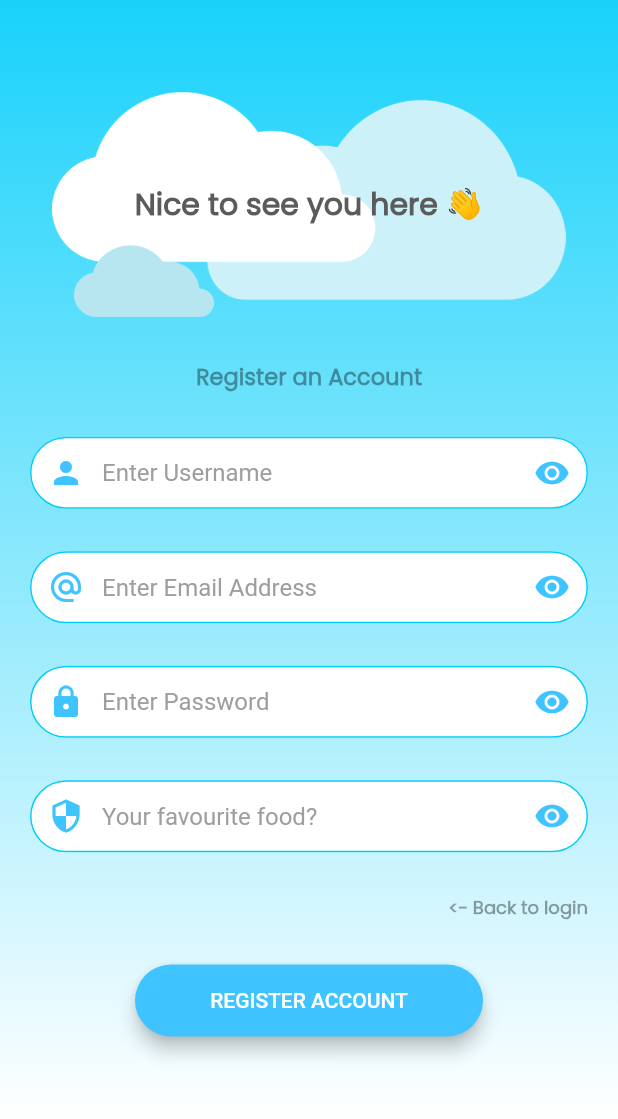
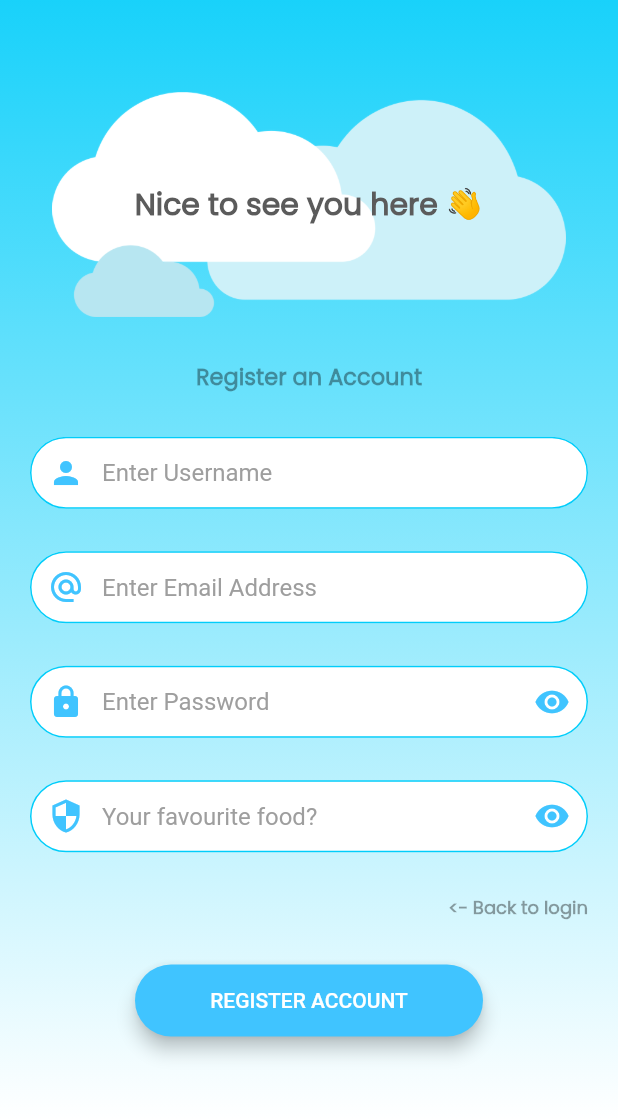
Before and after one commit to Ammar-Raneez/ONCO, a Flutter app: the RegistrationScreen screen opened by its route, after a tap on "REGISTER ACCOUNT", on a phone screen of 412 x 824 dp, the part 115-1234 px from its top. Run offline on Flutter 3.47's test engine with Material 2 defaults, Android fonts, the phone set to English and light mode, and no system bars.

Commit message:
completed the registration screen UI with new updation

```diff
--- a/ui/lib/screens/forgetPassword_screen.dart
+++ b/ui/lib/screens/forgetPassword_screen.dart
@@ -15,6 +15,7 @@ class _ForgetPasswordState extends State<ForgetPassword> {
   String favouriteFood;
   String newPassword;
   String confirmPassword;
+  String email;
 
   bool visibleFavouriteFood = false;
   bool visibleNewPassword = false;
@@ -92,7 +93,7 @@ class _ForgetPasswordState extends State<ForgetPassword> {
                 controller: _emailAddressTextFieldController,
                 keyboardType: TextInputType.emailAddress,
                 onChanged: (value) {
-                  // email = value;
+                  email = value;
                 },
                 decoration: kTextFieldDecoration.copyWith(
                   hintText: "Enter your email",
--- a/ui/lib/screens/registration_screen.dart
+++ b/ui/lib/screens/registration_screen.dart
@@ -11,6 +11,19 @@ class RegistrationScreen extends StatefulWidget {
 }
 
 class _RegistrationScreenState extends State<RegistrationScreen> {
+  String username;
+  String email;
+  String password;
+  String favoriteFood;
+
+  bool visibleFavouriteFood = false;
+  bool visiblePassword = false;
+
+  var _usernameController = TextEditingController();
+  var _passwordTextFieldController = TextEditingController();
+  var _emailAddressController = TextEditingController();
+  var _favouriteFoodSecurityController = TextEditingController();
+
   @override
   Widget build(BuildContext context) {
     double keyboardOpenVisibility = MediaQuery.of(context).viewInsets.bottom;
@@ -74,8 +87,9 @@ class _RegistrationScreenState extends State<RegistrationScreen> {
                   ),
                 ),
               TextField(
+                controller: _usernameController,
                 onChanged: (value) {
-                  // track the user current password
+                  username = value;
                 },
                 decoration: kTextFieldDecoration.copyWith(
                   hintText: "Enter Username",
@@ -83,10 +97,38 @@ class _RegistrationScreenState extends State<RegistrationScreen> {
                     Icons.person,
                     color: Colors.lightBlueAccent,
                   ),
+                ),
+              ),
+              TextField(
+                controller: _emailAddressController,
+                keyboardType: TextInputType.emailAddress,
+                onChanged: (value) {
+                  email = value;
+                },
+                decoration: kTextFieldDecoration.copyWith(
+                  hintText: "Enter Email Address",
+                  prefixIcon: Icon(
+                    Icons.alternate_email,
+                    color: Colors.lightBlueAccent,
+                  ),
+                ),
+              ),
+              TextField(
+                controller: _passwordTextFieldController,
+                obscureText: !visiblePassword,
+                onChanged: (value) {
+                  password = value;
+                },
+                decoration: kTextFieldDecoration.copyWith(
+                  hintText: "Enter Password",
+                  prefixIcon: Icon(
+                    Icons.lock,
+                    color: Colors.lightBlueAccent,
+                  ),
                   suffixIcon: GestureDetector(
                     onTap: () {
                       setState(() {
-                        // visibleFavouriteFood = !visibleFavouriteFood;
+                        visiblePassword = !visiblePassword;
                       });
                     },
                     child: Icon(
@@ -97,57 +139,10 @@ class _RegistrationScreenState extends State<RegistrationScreen> {
                 ),
               ),
               TextField(
-                keyboardType: TextInputType.emailAddress,
+                controller: _favouriteFoodSecurityController,
+                obscureText: !visibleFavouriteFood,
                 onChanged: (value) {
-                  // track email address
-                },
-                decoration: kTextFieldDecoration.copyWith(
-                  hintText: "Enter Email Address",
-                  prefixIcon: Icon(
-                    Icons.alternate_email,
-                    color: Colors.lightBlueAccent,
-                  ),
-                  suffixIcon: GestureDetector(
-                    onTap: () {
-                      setState(() {
-                        // visibleFavouriteFood = !visibleFavouriteFood;
-                      });
-                    },
-                    child: Icon(
-                      Icons.remove_red_eye,
-                      color: Colors.lightBlueAccent,
-                    ),
-                  ),
-                ),
-              ),
-              TextField(
-                obscureText: true,
-                onChanged: (value) {
-                  // track the user password
-                },
-                decoration: kTextFieldDecoration.copyWith(
-                  hintText: "Enter Password",
-                  prefixIcon: Icon(
-                    Icons.lock,
-                    color: Colors.lightBlueAccent,
-                  ),
-                  suffixIcon: GestureDetector(
-                    onTap: () {
-                      setState(() {
-                        // visibleFavouriteFood = !visibleFavouriteFood;
-                      });
-                    },
-                    child: Icon(
-                      Icons.remove_red_eye,
-                      color: Colors.lightBlueAccent,
-                    ),
-                  ),
-                ),
-              ),
-              TextField(
-                obscureText: true,
-                onChanged: (value) {
-                  // track the user password
+                  favoriteFood = value;
                 },
                 decoration: kTextFieldDecoration.copyWith(
                   hintText: "Your favourite food?",
@@ -156,7 +151,7 @@ class _RegistrationScreenState extends State<RegistrationScreen> {
                   suffixIcon: GestureDetector(
                     onTap: () {
                       setState(() {
-                        // visibleFavouriteFood = !visibleFavouriteFood;
+                        visibleFavouriteFood = !visibleFavouriteFood;
                       });
                     },
                     child: Icon(
@@ -182,6 +177,16 @@ class _RegistrationScreenState extends State<RegistrationScreen> {
               RoundedButton(
                 onPressed: () {
                   //Implement Change password functionality.
+                  print("Username: " + username);
+                  print("Email Address: " + email);
+                  print("Enter Password: " + password);
+                  print("Enter favourite food: " + favoriteFood);
+
+                  // clearing the content of the field once submitted
+                  _favouriteFoodSecurityController.clear();
+                  _emailAddressController.clear();
+                  _usernameController.clear();
+                  _passwordTextFieldController.clear();
                 },
                 colour: Colors.lightBlueAccent,
                 title: 'REGISTER ACCOUNT',
```
